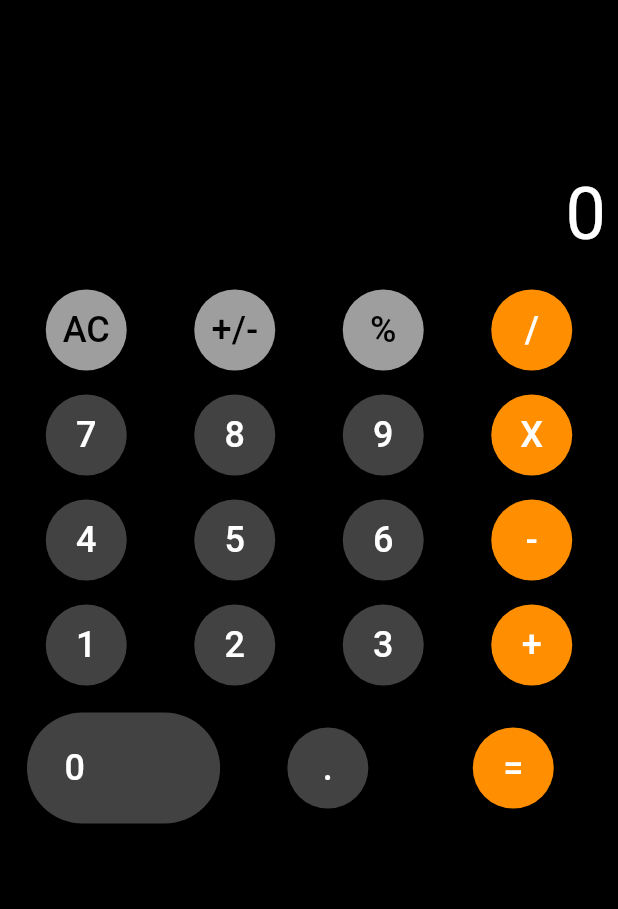
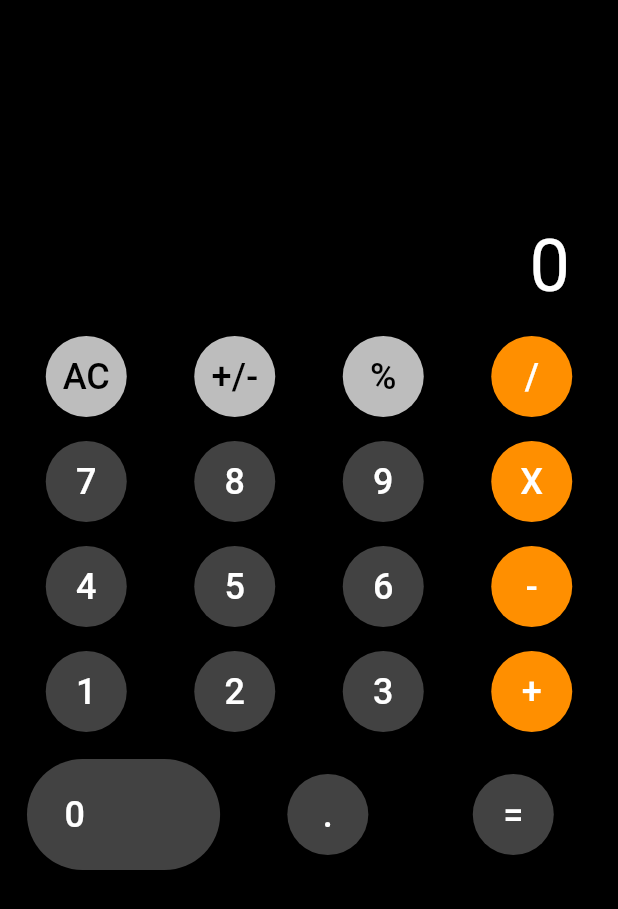
Before and after one commit to yyBasiony/calculator, a Flutter app: the screen it shows after launch, on a phone screen of 412 x 824 dp. Shown: the top 909 px of the screen. Run offline on Flutter 3.47's test engine with Material 3 defaults, Android fonts, the phone set to English and light mode, and no system bars.

Commit message:
some update to optmize code

```diff
--- a/lib/calculator_methods.dart
+++ b/lib/calculator_methods.dart
@@ -52,15 +52,24 @@ class CalculatorLogic {
 
   void _calculate() {
     num2 = double.parse(finalResult);
-    if (operation == '+') {
-      finalResult = (num1 + num2).toString();
-    } else if (operation == '-') {
-      finalResult = (num1 - num2).toString();
-    } else if (operation == 'X') {
-      finalResult = (num1 * num2).toString();
-    } else if (operation == '/') {
-      finalResult = (num1 / num2).toString();
+
+    switch (operation) {
+      case '+':
+        finalResult = (num1 + num2).toString();
+        break;
+      case '-':
+        finalResult = (num1 - num2).toString();
+        break;
+      case 'X':
+        finalResult = (num1 * num2).toString();
+        break;
+      case '/':
+        finalResult = (num1 / num2).toString();
+        break;
+      default:
+        break;
     }
+
     num1 = double.parse(finalResult);
     operation = '';
   }
--- a/lib/home_page.dart
+++ b/lib/home_page.dart
@@ -16,74 +16,66 @@ class _HomePageState extends State<HomePage> {
     });
   }
 
-  Widget buttonForm(String text, Color textColor, Color backgroundColor) {
+  Color getTextColor(int index) {
+    return index < 3 ? Colors.black : Colors.white;
+  }
+
+  Color getBackgroundColor(int index) {
+    if (index < 3) {
+      return Colors.grey[400] ?? Colors.grey;
+    }
+    return index % 4 == 3 ? Colors.amber[800] ?? Colors.amber : Colors.grey[800] ?? Colors.grey;
+  }
+
+
+  Widget buttonForm(String text, int index) {
     return text != '0'
         ? Expanded(
-      child: Container(
+      child: Padding(
         padding: EdgeInsets.all(8),
-        child: MaterialButton(
+        child: ElevatedButton(
           onPressed: () {
             _calculatorLogic.buttonPressed(text, _updateResult);
           },
+          style: ElevatedButton.styleFrom(
             shape: CircleBorder(),
             padding: EdgeInsets.all(10),
-          color: backgroundColor,
+            backgroundColor: getBackgroundColor(index),
+          ),
           child: Text(
             text,
-            style: TextStyle(fontSize: 24, color: textColor),
+            style: TextStyle(fontSize: 24, color: getTextColor(index)),
           ),
         ),
       ),
     )
-        : Container(
+        : Padding(
       padding: EdgeInsets.all(10),
-      child: MaterialButton(
+      child: ElevatedButton(
         onPressed: () {
           _calculatorLogic.buttonPressed(text, _updateResult);
         },
+        style: ElevatedButton.styleFrom(
           shape: StadiumBorder(),
           padding: EdgeInsets.fromLTRB(25, 20, 90, 20),
+          backgroundColor: getBackgroundColor(index),
+        ),
         child: Text(
           text,
-          style: TextStyle(fontSize: 24, color: textColor),
+          style: TextStyle(fontSize: 24, color: getTextColor(index)),
         ),
-        color: backgroundColor,
       ),
     );
   }
 
   @override
   Widget build(BuildContext context) {
-    List<List<Map<String, dynamic>>> buttons = [
-      [
-        {"text": "AC", "textColor": Colors.black, "backgroundColor": Colors.grey},
-        {"text": "+/-", "textColor": Colors.black, "backgroundColor": Colors.grey},
-        {"text": "%", "textColor": Colors.black, "backgroundColor": Colors.grey},
-        {"text": "/", "textColor": Colors.white, "backgroundColor": Colors.amber[800]},
-      ],
-      [
-        {"text": "7", "textColor": Colors.white, "backgroundColor": Colors.grey[800]},
-        {"text": "8", "textColor": Colors.white, "backgroundColor": Colors.grey[800]},
-        {"text": "9", "textColor": Colors.white, "backgroundColor": Colors.grey[800]},
-        {"text": "X", "textColor": Colors.white, "backgroundColor": Colors.amber[800]},
-      ],
-      [
-        {"text": "4", "textColor": Colors.white, "backgroundColor": Colors.grey[800]},
-        {"text": "5", "textColor": Colors.white, "backgroundColor": Colors.grey[800]},
-        {"text": "6", "textColor": Colors.white, "backgroundColor": Colors.grey[800]},
-        {"text": "-", "textColor": Colors.white, "backgroundColor": Colors.amber[800]},
-      ],
-      [
-        {"text": "1", "textColor": Colors.white, "backgroundColor": Colors.grey[800]},
-        {"text": "2", "textColor": Colors.white, "backgroundColor": Colors.grey[800]},
-        {"text": "3", "textColor": Colors.white, "backgroundColor": Colors.grey[800]},
-        {"text": "+", "textColor": Colors.white, "backgroundColor": Colors.amber[800]},
-      ],
-      [
-        {"text": "0", "textColor": Colors.white, "backgroundColor": Colors.grey[800]},
-        {"text": ".", "textColor": Colors.white, "backgroundColor": Colors.grey[800]},
-        {"text": "=", "textColor": Colors.white, "backgroundColor": Colors.amber[800]},
-      ],
+    List<String> buttonLabels = [
+      "AC", "+/-", "%", "/",
+      "7", "8", "9", "X",
+      "4", "5", "6", "-",
+      "1", "2", "3", "+",
+      "0", ".", "="
     ];
 
     return Scaffold(
@@ -93,31 +85,32 @@ class _HomePageState extends State<HomePage> {
         child: Column(
           mainAxisAlignment: MainAxisAlignment.start,
           children: [
-            SizedBox(height: 100),
+            SizedBox(height: 135),
             Row(
               mainAxisAlignment: MainAxisAlignment.end,
               children: [
-                Text(
-                  textAlign: TextAlign.left,
+                Padding(
+                  padding: EdgeInsets.only(right: 24.0),
+                  child: Text(
                     "$_displayResult",
                     style: TextStyle(
                       fontSize: 48,
                       color: Colors.white,
                     ),
                   ),
+                ),
               ],
             ),
-            SizedBox(height: 8),
-
-            for (var row in buttons)
+            SizedBox(height: 4),
+            for (int i = 0; i < buttonLabels.length; i += 4)
               Row(
                 mainAxisAlignment: MainAxisAlignment.spaceEvenly,
-                children: row.map((button) {
-                  return buttonForm(button["text"], button["textColor"], button["backgroundColor"]);
-                }).toList(),
+                children: [
+                  for (int j = 0; j < 4; j++)
+                    if (i + j < buttonLabels.length)
+                      buttonForm(buttonLabels[i + j], i + j),
+                ],
               ),
-
-            SizedBox(height: 8),
           ],
         ),
       ),
```
Lines whose indentation alone changed are shown as unchanged.
